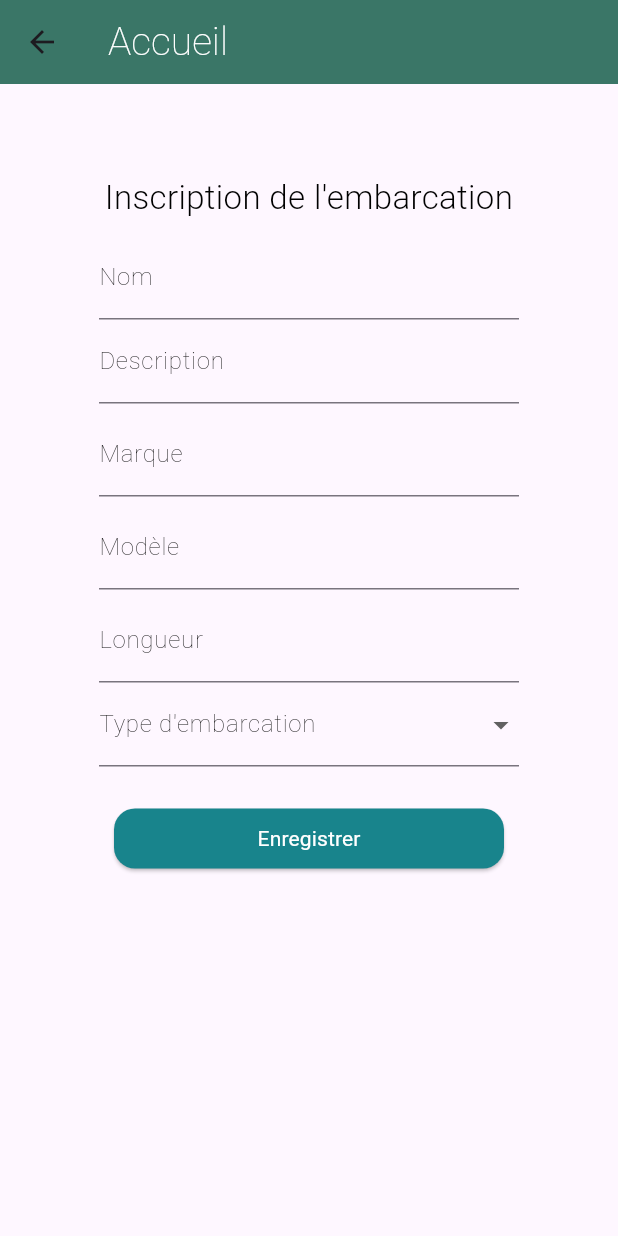
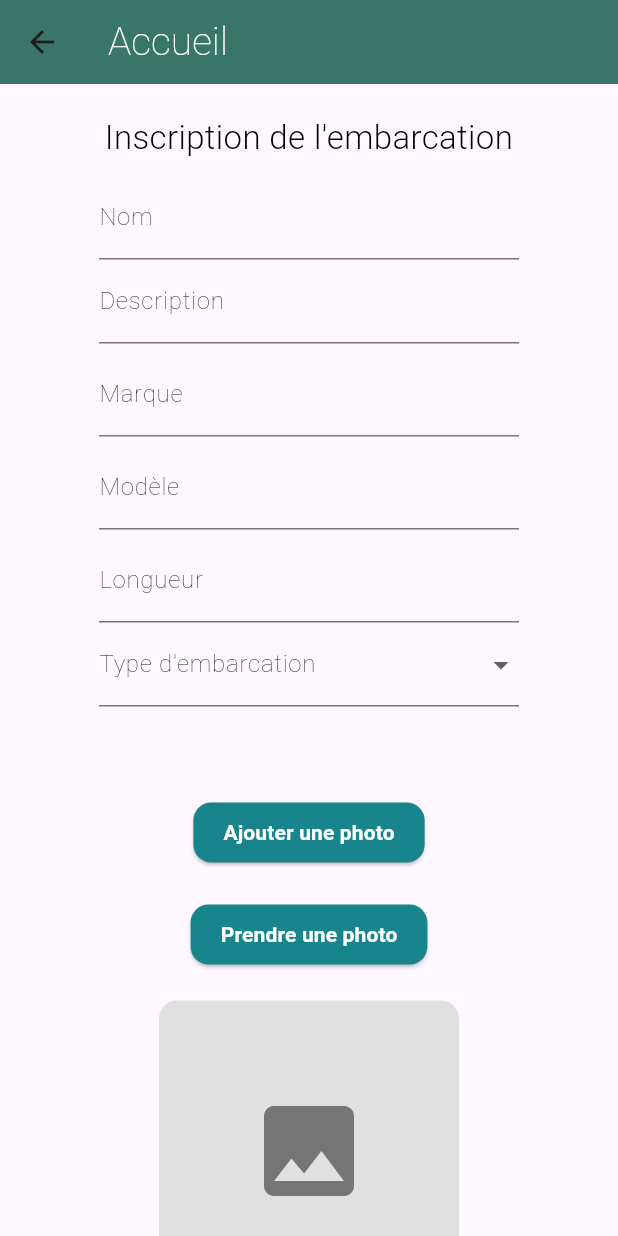
Before and after one commit to DanielVillacis/Projet-Nautique-Estrie, a Flutter app: the InscriptionPage screen opened directly, on a phone screen of 412 x 824 dp. Run offline on Flutter 3.47's test engine with Material 3 defaults, Android fonts, the phone set to English and light mode, and no system bars; our stand-ins replace firebase_auth, firebase_core, firebase_storage, flutter_dotenv, get, google_sign_in and 3 more; missing offline and left inert: postgres; accounts and stored records are empty; Roboto replaces fonts that are missing (Poppins-Bold, Poppins-Light).

Commit message:
added addinh pictures to embarcations

```diff
--- a/passeport_nautique_estrie/lib/controller/inscription_controller.dart
+++ b/passeport_nautique_estrie/lib/controller/inscription_controller.dart
@@ -1,15 +1,19 @@
+import 'dart:io';
+
 import 'package:passeport_nautique_estrie/model/inscription_model.dart';
 
 class InscriptionController {
   final model = InscriptionModel();
 
-  void updateBoatData(String nom, String description, String marque, String modele, String longueur, String selectedBoatType) {
+  void updateBoatData(String? noPermis,String nom, String description, String marque, String modele, String longueur, String selectedBoatType, File image) {
+    model.noPermis = noPermis;
     model.nom = nom;
     model.description = description;
     model.marque = marque;
     model.modele = modele;
     model.longueur = longueur;
     model.selectedBoatType = selectedBoatType;
+    model.image = image;
     model.saveBoatData();
   }
 }
--- a/passeport_nautique_estrie/lib/model/inscription_model.dart
+++ b/passeport_nautique_estrie/lib/model/inscription_model.dart
@@ -1,26 +1,55 @@
+import 'dart:io';
+
+import 'package:get/get.dart';
 import 'package:postgres/postgres.dart';
 import 'package:shared_preferences/shared_preferences.dart';
 import 'package:passeport_nautique_estrie/db.dart';
 
+import 'package:firebase_storage/firebase_storage.dart' as firebase_storage;
+import 'package:firebase_core/firebase_core.dart' as firebase_core;
+
 class InscriptionModel {
+  String? noPermis;
   String? nom;
   String? description;
   String? marque;
   String? modele;
   String? longueur;
   String? selectedBoatType;
+  File? image;
 
   Future<void> saveBoatData() async {
     PostgreSQLConnection conn = await DB.getConnection();
     final prefs = await SharedPreferences.getInstance();
     final sub = prefs.getString('sub');
-    await conn.execute(('call creer_embarcation(@description,@marque,@longueur,@nom,@sub)'), substitutionValues: {
+    if(noPermis.isBlank!){
+      await conn.execute(('call creer_embarcation(@description,@marque,@longueur,@nom,@sub,@photo)'), substitutionValues: {
       'sub': sub,
       'nom': nom,
       'longueur': int.parse(longueur!),
       'marque': marque,
-      'description': description
+      'description': description,
+      'photo': image!.path,
     });
+    try{
+      await firebase_storage.FirebaseStorage.instance.ref('embarcationImages/${image!.path}').putFile(image!);
+
+    } on firebase_core.FirebaseException catch (e){
+      print(e);
+    }
+
     DB.closeConnection(conn);
+    }else{
+      await conn.execute(('call creer_embarcation_permis(@noPermis,@description,@marque,@longueur,@nom,@sub,@photo)'), substitutionValues: {
+      'noPermis': noPermis,
+      'sub': sub,
+      'nom': nom,
+      'longueur': int.parse(longueur!),
+      'marque': marque,
+      'description': description,
+      'photo': image!.path,
+    });
+    }
+
   }
 }
--- a/passeport_nautique_estrie/lib/view/pages/inscription.dart
+++ b/passeport_nautique_estrie/lib/view/pages/inscription.dart
@@ -1,4 +1,7 @@
+import 'dart:io';
+
 import 'package:flutter/material.dart';
+import 'package:image_picker/image_picker.dart';
 import 'home.dart';
 import 'package:passeport_nautique_estrie/controller/inscription_controller.dart';
 
@@ -24,6 +27,9 @@ class _InscriptionPageState extends State<InscriptionPage> {
   TextEditingController marqueController = TextEditingController();
   TextEditingController modeleController = TextEditingController();
   TextEditingController longueurController = TextEditingController();
+  TextEditingController noPermisController = TextEditingController();
+
+  File? _selectedImage;
 
   @override
   void dispose() {
@@ -46,12 +52,16 @@ class _InscriptionPageState extends State<InscriptionPage> {
     );
   }
 
-  Center inscriptionBody(BuildContext context) {
+  Widget inscriptionBody(BuildContext context) {
     return Center(
-      child: Container(
+      child: SafeArea(
+        child: SingleChildScrollView(
+          padding: const EdgeInsets.symmetric(vertical: 20, horizontal: 16),
+          child: SizedBox(
             width: 280,
-        margin: const EdgeInsets.only(top: 60),
-        child: Column(mainAxisAlignment: MainAxisAlignment.start, children: [
+            child: Column(
+              mainAxisAlignment: MainAxisAlignment.start,
+              children: [
                 const Text(
                   "Inscription de l'embarcation",
                   style: TextStyle(
@@ -70,7 +80,7 @@ class _InscriptionPageState extends State<InscriptionPage> {
                     height: 6,
                   ),
                   TextFormField(
-              initialValue: widget.permitNumber,
+                    controller: TextEditingController(text: widget.permitNumber),
                     enabled: false,
                     decoration: const InputDecoration(
                       labelText: 'Numéro de permis',
@@ -197,7 +207,51 @@ class _InscriptionPageState extends State<InscriptionPage> {
                     );
                   }).toList(),
                 ),
-
+                const SizedBox(height: 60),
+                // Buttons to add photo or take picture
+                ElevatedButton(
+                  onPressed: () {
+                    _pickImageFromGallery();
+                  },
+                  style: ElevatedButton.styleFrom(
+                    backgroundColor: const Color(0xFF18848C),
+                    padding: const EdgeInsets.symmetric(
+                        horizontal: 20, vertical: 10),
+                    shape: RoundedRectangleBorder(
+                      borderRadius: BorderRadius.circular(12),
+                    ),
+                  ),
+                  child: const Text(
+                    'Ajouter une photo',
+                    style: TextStyle(
+                      color: Colors.white,
+                      fontWeight: FontWeight.w700,
+                    ),
+                  ),
+                ),
+                const SizedBox(height: 20),
+                ElevatedButton(
+                  onPressed: () {
+                    _pickImageFromCamera();
+                  },
+                  style: ElevatedButton.styleFrom(
+                    backgroundColor: const Color(0xFF18848C),
+                    padding: const EdgeInsets.symmetric(
+                        horizontal: 20, vertical: 10),
+                    shape: RoundedRectangleBorder(
+                      borderRadius: BorderRadius.circular(12),
+                    ),
+                  ),
+                  child: const Text(
+                    'Prendre une photo',
+                    style: TextStyle(
+                      color: Colors.white,
+                      fontWeight: FontWeight.w700,
+                    ),
+                  ),
+                ),
+                const SizedBox(height: 20),
+                _buildPictureWidget(),
                 const SizedBox(
                   height: 24,
                 ),
@@ -226,7 +280,50 @@ class _InscriptionPageState extends State<InscriptionPage> {
                 //   'Assets/CREE_Logo - vert.png',
                 //   width: 140,
                 // ),
-        ]),
+              ],
+            ),
+          ),
+        ),
+      ),
+    );
+  }
+
+  Future _pickImageFromGallery() async {
+    final returnedImage =
+        await ImagePicker().pickImage(source: ImageSource.gallery);
+
+    setState(() {
+      _selectedImage = File(returnedImage!.path);
+    });
+  }
+  Future _pickImageFromCamera() async {
+    final returnedImage =
+        await ImagePicker().pickImage(source: ImageSource.camera);
+
+    setState(() {
+      _selectedImage = File(returnedImage!.path);
+    });
+  }
+
+  Widget _buildPictureWidget() {
+    return _selectedImage != null
+        ? Image.file(
+            _selectedImage!,
+            width: 200,
+            height: 200,
+            fit: BoxFit.cover,
+          )
+        : Container(
+            width: 200,
+            height: 200,
+            decoration: BoxDecoration(
+              color: Colors.grey[300],
+              borderRadius: BorderRadius.circular(12),
+            ),
+            child: Icon(
+              Icons.photo,
+              size: 80,
+              color: Colors.grey[600],
             ),
           );
   }
@@ -234,12 +331,14 @@ class _InscriptionPageState extends State<InscriptionPage> {
   Future<void> _saveBoatData() async {
     // Save boat data
     controller.updateBoatData(
+      noPermisController.text,
       nomController.text,
       descriptionController.text,
       marqueController.text,
       modeleController.text,
       longueurController.text,
       selectedBoatType!,
+      _selectedImage!,
     );
     Navigator.push(
       context,
```
Also changed, not shown: 2 other files. Lines whose indentation alone changed are shown as unchanged.
